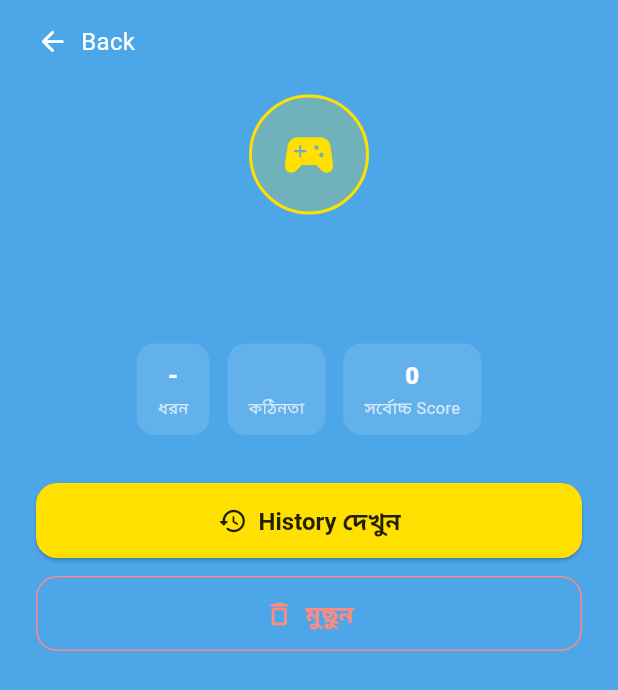
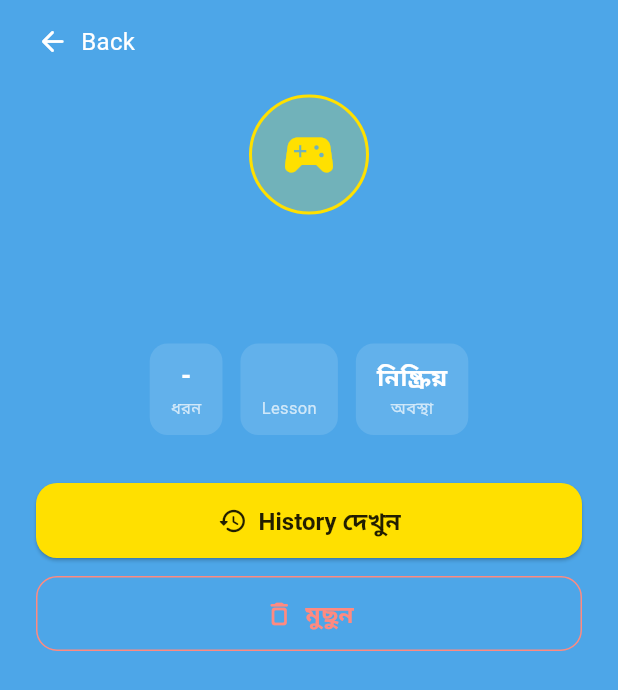
Before and after one commit to Faiaaz/EdTech-language-learning, a Flutter app: the GameDetailScreen screen opened directly with empty values, on a phone screen of 412 x 824 dp. Shown: the top 690 px of the screen. Run offline on Flutter 3.47's test engine with Material 3 defaults, Android fonts, the phone set to English and light mode, and no system bars; our stand-ins replace get, shared_preferences, video_player; accounts and stored records are empty; network calls fail.

Commit message:
feat: update Game model to match API and add games-per-lesson endpoint
- Update Game model fields to match actual API response (title, lessonId,
  isActive instead of name, difficulty, maxScore)
- Add GET /games/lesson/:lessonId endpoint to GameService
- Add loadGamesByLesson method to GameController
- Display lesson-specific games in the lesson screen
- Update game screens and translations for new model fields

https://claude.ai/code/session_01JEQaUovwWxGjf2QUyKgUSG

```diff
--- a/lib/l10n/app_translations.dart
+++ b/lib/l10n/app_translations.dart
@@ -119,8 +119,10 @@ const _en = <String, String>{
   'games_subtitle': 'Practice your skills with fun games',
   'games_empty': 'No games available yet.',
   'game_type': 'Type',
-  'game_difficulty': 'Difficulty',
-  'game_max_score': 'Max Score',
+  'game_lesson': 'Lesson',
+  'game_status': 'Status',
+  'game_active': 'Active',
+  'game_inactive': 'Inactive',
   'game_view_history': 'View History',
   'game_delete': 'Delete',
   'game_delete_confirm_title': 'Delete Game',
@@ -246,8 +248,10 @@ const _bn = <String, String>{
   'games_subtitle': 'মজার game খেলে skill প্র্যাকটিস করুন',
   'games_empty': 'এখনো কোনো game নেই।',
   'game_type': 'ধরন',
-  'game_difficulty': 'কঠিনতা',
-  'game_max_score': 'সর্বোচ্চ Score',
+  'game_lesson': 'Lesson',
+  'game_status': 'অবস্থা',
+  'game_active': 'সক্রিয়',
+  'game_inactive': 'নিষ্ক্রিয়',
   'game_view_history': 'History দেখুন',
   'game_delete': 'মুছুন',
   'game_delete_confirm_title': 'Game মুছুন',
--- a/lib/models/game.dart
+++ b/lib/models/game.dart
@@ -1,20 +1,20 @@
 class Game {
   final String id;
-  final String name;
+  final String title;
   final String description;
   final String type;
-  final String difficulty;
-  final int maxScore;
+  final String lessonId;
+  final bool isActive;
   final DateTime createdAt;
   final DateTime updatedAt;
 
   const Game({
     required this.id,
-    required this.name,
+    required this.title,
     required this.description,
     required this.type,
-    required this.difficulty,
-    required this.maxScore,
+    required this.lessonId,
+    required this.isActive,
     required this.createdAt,
     required this.updatedAt,
   });
@@ -22,11 +22,11 @@ class Game {
   factory Game.fromJson(Map<String, dynamic> json) {
     return Game(
       id: json['id'] as String,
-      name: json['name'] as String,
+      title: json['title'] as String,
       description: json['description'] as String? ?? '',
       type: json['type'] as String? ?? '',
-      difficulty: json['difficulty'] as String? ?? 'easy',
-      maxScore: json['maxScore'] as int? ?? 0,
+      lessonId: json['lessonId'] as String? ?? '',
+      isActive: json['isActive'] as bool? ?? true,
       createdAt: DateTime.parse(json['createdAt'] as String),
       updatedAt: DateTime.parse(json['updatedAt'] as String),
     );
@@ -34,11 +34,11 @@ class Game {
 
   Map<String, dynamic> toJson() => {
         'id': id,
-        'name': name,
+        'title': title,
         'description': description,
         'type': type,
-        'difficulty': difficulty,
-        'maxScore': maxScore,
+        'lessonId': lessonId,
+        'isActive': isActive,
         'createdAt': createdAt.toIso8601String(),
         'updatedAt': updatedAt.toIso8601String(),
       };
--- a/lib/screens/game_detail_screen.dart
+++ b/lib/screens/game_detail_screen.dart
@@ -60,7 +60,7 @@ class GameDetailScreen extends StatelessWidget {
               // ── Name ─────────────────────────────────────────
               Center(
                 child: Text(
-                  game.name,
+                  game.title,
                   style: const TextStyle(
                     color: Colors.white,
                     fontSize: 24,
@@ -92,11 +92,11 @@ class GameDetailScreen extends StatelessWidget {
                   _InfoChip(
                       label: 'game_type'.tr, value: game.type.isNotEmpty ? game.type : '-'),
                   const SizedBox(width: 12),
-                  _InfoChip(label: 'game_difficulty'.tr, value: game.difficulty),
+                  _InfoChip(label: 'game_lesson'.tr, value: game.lessonId),
                   const SizedBox(width: 12),
                   _InfoChip(
-                      label: 'game_max_score'.tr,
-                      value: game.maxScore.toString()),
+                      label: 'game_status'.tr,
+                      value: game.isActive ? 'game_active'.tr : 'game_inactive'.tr),
                 ],
               ),
               const SizedBox(height: 32),
@@ -106,7 +106,7 @@ class GameDetailScreen extends StatelessWidget {
                 width: double.infinity,
                 child: ElevatedButton.icon(
                   onPressed: () {
-                    Get.to(() => GameHistoryScreen(gameId: game.id, gameName: game.name));
+                    Get.to(() => GameHistoryScreen(gameId: game.id, gameName: game.title));
                   },
                   icon: const Icon(Icons.history_rounded, size: 20),
                   label: Text('game_view_history'.tr),
--- a/lib/screens/games_screen.dart
+++ b/lib/screens/games_screen.dart
@@ -139,7 +139,7 @@ class _GameCard extends StatelessWidget {
 
   @override
   Widget build(BuildContext context) {
-    final colors = _gradients[game.name.length % _gradients.length];
+    final colors = _gradients[game.title.length % _gradients.length];
 
     return GestureDetector(
       onTap: () {
@@ -182,7 +182,7 @@ class _GameCard extends StatelessWidget {
                 crossAxisAlignment: CrossAxisAlignment.start,
                 children: [
                   Text(
-                    game.name,
+                    game.title,
                     style: const TextStyle(
                       color: Colors.white,
                       fontSize: 17,
```
Also changed, not shown: lib/controllers/game_controller.dart (+15 -0 lines), lib/screens/lesson_screen.dart (+123 -0 lines), lib/services/game_service.dart (+11 -0 lines).
